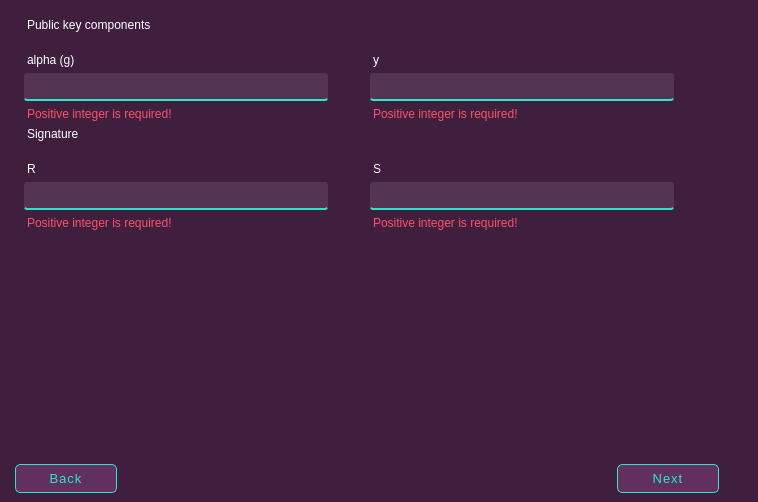
Qt form mainwindow.ui (skeptlk/elgamal-md5) before a commit.
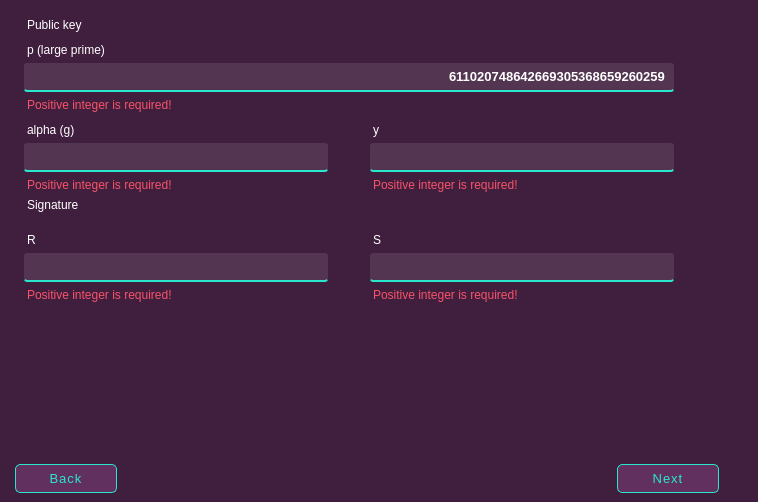
The same form after that commit. The open tabs and pages were chosen to show the change. Icons and pictures are not drawn. Custom widgets are drawn as their Qt base class.

```diff
--- a/mainwindow.ui
+++ b/mainwindow.ui
@@ -780,66 +780,7 @@
       </widget>
       <widget class="QWidget" name="verifyPage2">
        <layout class="QGridLayout" name="gridLayout_8">
-        <item row="3" column="2">
-         <widget class="QLabel" name="leY_invalid">
-          <property name="styleSheet">
-           <string notr="true">color: #f75268</string>
-          </property>
-          <property name="text">
-           <string>Positive integer is required!</string>
-          </property>
-         </widget>
-        </item>
-        <item row="2" column="0">
-         <widget class="QLineEdit" name="leAlpha_2">
-          <property name="styleSheet">
-           <string notr="true">padding: 5px;
-border: none;
-border-bottom: 2px solid #29e7cd;
-border-radius: 3px;
-background: rgba(255, 255, 255, 0.1);
-color: #ffffff;</string>
-          </property>
-         </widget>
-        </item>
-        <item row="2" column="2">
-         <widget class="QLineEdit" name="leY">
-          <property name="styleSheet">
-           <string notr="true">padding: 5px;
-border: none;
-border-bottom: 2px solid #29e7cd;
-border-radius: 3px;
-background: rgba(255, 255, 255, 0.1);
-color: #ffffff;</string>
-          </property>
-         </widget>
-        </item>
-        <item row="8" column="0">
-         <spacer name="verticalSpacer_3">
-          <property name="orientation">
-           <enum>Qt::Vertical</enum>
-          </property>
-          <property name="sizeHint" stdset="0">
-           <size>
-            <width>20</width>
-            <height>40</height>
-           </size>
-          </property>
-         </spacer>
-        </item>
-        <item row="1" column="0">
-         <widget class="QLabel" name="label_8">
-          <property name="styleSheet">
-           <string notr="true">color: #ffffff;
-margin-top: 15px;
-font: 100 12pt 'Noto Sans';</string>
-          </property>
-          <property name="text">
-           <string>alpha (g)</string>
-          </property>
-         </widget>
-        </item>
-        <item row="5" column="0">
+        <item row="14" column="0">
          <widget class="QLabel" name="label_5">
           <property name="styleSheet">
            <string notr="true">color: #ffffff;
@@ -851,29 +792,117 @@
           </property>
          </widget>
         </item>
-        <item row="4" column="0" colspan="4">
-         <widget class="QLabel" name="label_6">
+        <item row="6" column="0">
+         <widget class="QLabel" name="label_11">
           <property name="styleSheet">
            <string notr="true">color: #ffffff;
-font: 100 20pt 'Noto Sans';</string>
+margin-top: 5px;
+font: 100 12pt 'Noto Sans';</string>
           </property>
           <property name="text">
-           <string>Signature</string>
+           <string>p (large prime)</string>
           </property>
          </widget>
         </item>
-        <item row="0" column="0" colspan="4">
-         <widget class="QLabel" name="label_4">
+        <item row="9" column="0">
+         <widget class="QLabel" name="label_8">
           <property name="styleSheet">
            <string notr="true">color: #ffffff;
-font: 100 20pt 'Noto Sans';</string>
+margin-top: 5px;
+font: 100 12pt 'Noto Sans';</string>
           </property>
           <property name="text">
-           <string>Public key components</string>
+           <string>alpha (g)</string>
           </property>
          </widget>
         </item>
-        <item row="5" column="2">
+        <item row="16" column="2">
+         <widget class="QLabel" name="leS_invalid">
+          <property name="styleSheet">
+           <string notr="true">color: #f75268</string>
+          </property>
+          <property name="text">
+           <string>Positive integer is required!</string>
+          </property>
+         </widget>
+        </item>
+        <item row="15" column="0">
+         <widget class="QLineEdit" name="leR">
+          <property name="font">
+           <font>
+            <pointsize>10</pointsize>
+            <bold>true</bold>
+           </font>
+          </property>
+          <property name="styleSheet">
+           <string notr="true">padding: 5px;
+border: none;
+border-bottom: 2px solid #29e7cd;
+border-radius: 3px;
+background: rgba(255, 255, 255, 0.1);
+color: #ffffff;</string>
+          </property>
+          <property name="alignment">
+           <set>Qt::AlignRight|Qt::AlignTrailing|Qt::AlignVCenter</set>
+          </property>
+         </widget>
+        </item>
+        <item row="12" column="0">
+         <widget class="QLabel" name="leAlpha_2_invalid">
+          <property name="styleSheet">
+           <string notr="true">color: #f75268</string>
+          </property>
+          <property name="text">
+           <string>Positive integer is required!</string>
+          </property>
+         </widget>
+        </item>
+        <item row="7" column="0" colspan="3">
+         <widget class="QLineEdit" name="lePrime_2">
+          <property name="font">
+           <font>
+            <pointsize>10</pointsize>
+            <bold>true</bold>
+           </font>
+          </property>
+          <property name="styleSheet">
+           <string notr="true">padding: 5px;
+border: none;
+border-bottom: 2px solid #29e7cd;
+border-radius: 3px;
+background: rgba(255, 255, 255, 0.1);
+color: #ffffff;</string>
+          </property>
+          <property name="text">
+           <string>611020748642669305368659260259</string>
+          </property>
+          <property name="alignment">
+           <set>Qt::AlignRight|Qt::AlignTrailing|Qt::AlignVCenter</set>
+          </property>
+         </widget>
+        </item>
+        <item row="11" column="2">
+         <widget class="QLineEdit" name="leY">
+          <property name="font">
+           <font>
+            <pointsize>10</pointsize>
+            <bold>true</bold>
+           </font>
+          </property>
+          <property name="styleSheet">
+           <string notr="true">padding: 5px;
+border: none;
+border-bottom: 2px solid #29e7cd;
+border-radius: 3px;
+background: rgba(255, 255, 255, 0.1);
+color: #ffffff;</string>
+          </property>
+          <property name="alignment">
+           <set>Qt::AlignRight|Qt::AlignTrailing|Qt::AlignVCenter</set>
+          </property>
+         </widget>
+        </item>
+        <item row="14" column="2">
          <widget class="QLabel" name="label_7">
           <property name="styleSheet">
            <string notr="true">color: #ffffff;
@@ -885,8 +914,46 @@
           </property>
          </widget>
         </item>
-        <item row="6" column="2">
+        <item row="13" column="0" colspan="4">
+         <widget class="QLabel" name="label_6">
+          <property name="styleSheet">
+           <string notr="true">color: #ffffff;
+font: 100 20pt 'Noto Sans';</string>
+          </property>
+          <property name="text">
+           <string>Signature</string>
+          </property>
+         </widget>
+        </item>
+        <item row="11" column="0">
+         <widget class="QLineEdit" name="leAlpha_2">
+          <property name="font">
+           <font>
+            <pointsize>10</pointsize>
+            <bold>true</bold>
+           </font>
+          </property>
+          <property name="styleSheet">
+           <string notr="true">padding: 5px;
+border: none;
+border-bottom: 2px solid #29e7cd;
+border-radius: 3px;
+background: rgba(255, 255, 255, 0.1);
+color: #ffffff;</string>
+          </property>
+          <property name="alignment">
+           <set>Qt::AlignRight|Qt::AlignTrailing|Qt::AlignVCenter</set>
+          </property>
+         </widget>
+        </item>
+        <item row="15" column="2">
          <widget class="QLineEdit" name="leS">
+          <property name="font">
+           <font>
+            <pointsize>10</pointsize>
+            <bold>true</bold>
+           </font>
+          </property>
           <property name="styleSheet">
            <string notr="true">padding: 5px;
 border: none;
@@ -895,35 +962,16 @@
 background: rgba(255, 255, 255, 0.1);
 color: #ffffff;</string>
           </property>
-         </widget>
-        </item>
-        <item row="3" column="0">
-         <widget class="QLabel" name="leAlpha_2_invalid">
-          <property name="styleSheet">
-           <string notr="true">color: #f75268</string>
+          <property name="alignment">
+           <set>Qt::AlignRight|Qt::AlignTrailing|Qt::AlignVCenter</set>
           </property>
-          <property name="text">
-           <string>Positive integer is required!</string>
-          </property>
          </widget>
         </item>
-        <item row="6" column="0">
-         <widget class="QLineEdit" name="leR">
-          <property name="styleSheet">
-           <string notr="true">padding: 5px;
-border: none;
-border-bottom: 2px solid #29e7cd;
-border-radius: 3px;
-background: rgba(255, 255, 255, 0.1);
-color: #ffffff;</string>
-          </property>
-         </widget>
-        </item>
-        <item row="1" column="2">
+        <item row="9" column="2">
          <widget class="QLabel" name="label_9">
           <property name="styleSheet">
            <string notr="true">color: #ffffff;
-margin-top: 15px;
+margin-top: 5px;
 font: 100 12pt 'Noto Sans';</string>
           </property>
           <property name="text">
@@ -931,7 +979,30 @@
           </property>
          </widget>
         </item>
-        <item row="7" column="0">
+        <item row="12" column="2">
+         <widget class="QLabel" name="leY_invalid">
+          <property name="styleSheet">
+           <string notr="true">color: #f75268</string>
+          </property>
+          <property name="text">
+           <string>Positive integer is required!</string>
+          </property>
+         </widget>
+        </item>
+        <item row="17" column="0">
+         <spacer name="verticalSpacer_3">
+          <property name="orientation">
+           <enum>Qt::Vertical</enum>
+          </property>
+          <property name="sizeHint" stdset="0">
+           <size>
+            <width>20</width>
+            <height>40</height>
+           </size>
+          </property>
+         </spacer>
+        </item>
+        <item row="16" column="0">
          <widget class="QLabel" name="leR_invalid">
           <property name="styleSheet">
            <string notr="true">color: #f75268</string>
@@ -941,8 +1012,8 @@
           </property>
          </widget>
         </item>
-        <item row="7" column="2">
-         <widget class="QLabel" name="leS_invalid">
+        <item row="8" column="0">
+         <widget class="QLabel" name="lePrime_2_invalid">
           <property name="styleSheet">
            <string notr="true">color: #f75268</string>
           </property>
@@ -951,6 +1022,20 @@
           </property>
          </widget>
         </item>
+        <item row="5" column="0">
+         <widget class="QLabel" name="label_4">
+          <property name="styleSheet">
+           <string notr="true">color: #ffffff;
+font: 100 20pt 'Noto Sans';</string>
+          </property>
+          <property name="text">
+           <string>Public key </string>
+          </property>
+          <property name="alignment">
+           <set>Qt::AlignLeading|Qt::AlignLeft|Qt::AlignVCenter</set>
+          </property>
+         </widget>
+        </item>
        </layout>
       </widget>
       <widget class="QWidget" name="verifyPage3">
```
Left out of the diff: 210 changed lines with no effect on the pictures.
